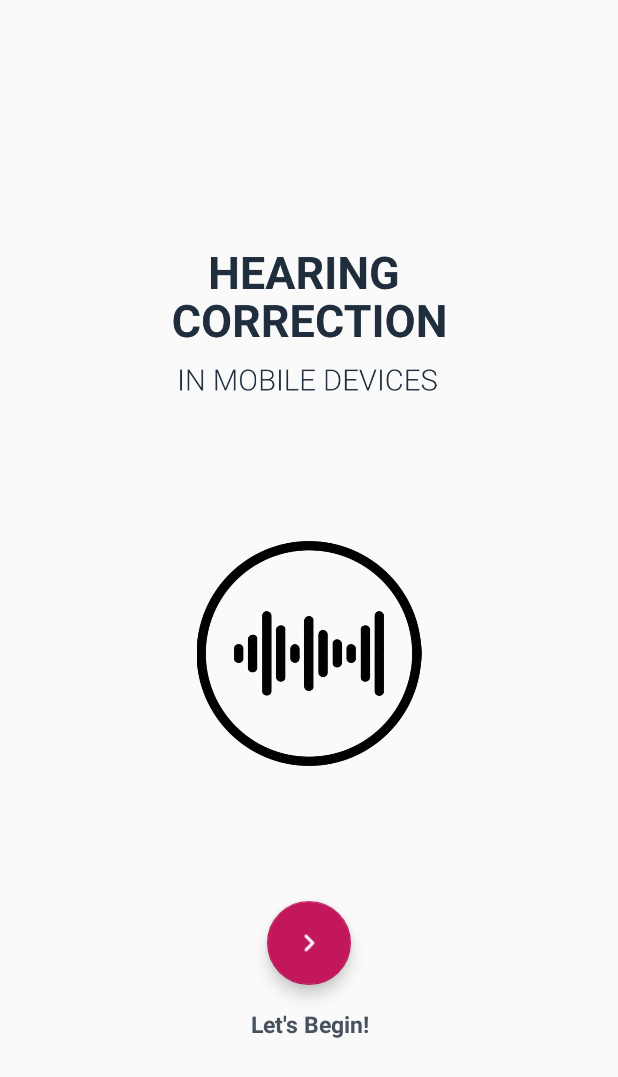
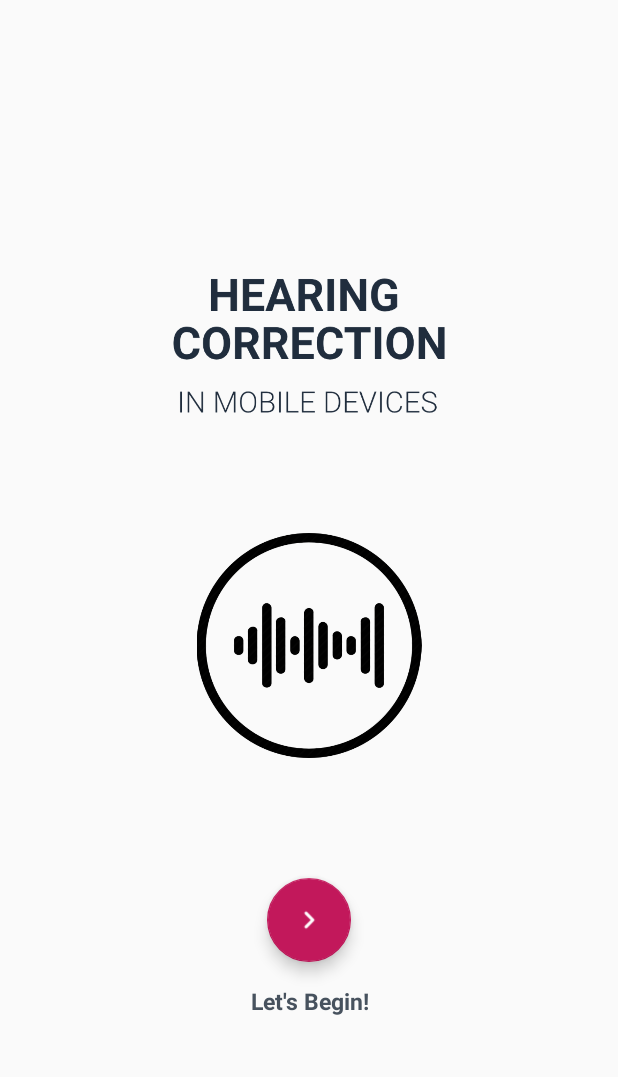
Before and after one commit to parthxparab/HearAssist, an Android app: the layout activity_main.xml on its own in the app's theme, with its tools: preview values and no code run, on a phone screen of 412 x 824 dp. Shown: the top 1077 px of the screen. Run offline under Robolectric (Android 15) with nearby library versions, the light colour scheme and no system bars; Roboto replaces fonts that are not available here.

Commit message:
all front end components completed

```diff
--- a/app/src/main/java/com/example/parthxparab/hearassist/FreqTest.java
+++ b/app/src/main/java/com/example/parthxparab/hearassist/FreqTest.java
@@ -77,7 +77,6 @@ public class FreqTest extends AppCompatActivity {
     TextView tv;
     private int state = 0;
     private boolean heard = false;
-    private boolean back = false;
     private boolean loop = true;
     private ImageView ImageView1, ImageView2, Right, Left;
     private Context context = FreqTest.this;
@@ -110,31 +109,6 @@ public class FreqTest extends AppCompatActivity {
         super.onCreate(savedInstanceState);
         setContentView(R.layout.activity_freq_test);
 
-       /* final Intent intent = getIntent();
-        rootLayout = findViewById(R.id.root_layout);
-
-        if (savedInstanceState == null && Build.VERSION.SDK_INT >= Build.VERSION_CODES.LOLLIPOP &&
-                intent.hasExtra(EXTRA_CIRCULAR_REVEAL_X) &&
-                intent.hasExtra(EXTRA_CIRCULAR_REVEAL_Y)) {
-            rootLayout.setVisibility(View.INVISIBLE);
-
-            revealX = intent.getIntExtra(EXTRA_CIRCULAR_REVEAL_X, 0);
-            revealY = intent.getIntExtra(EXTRA_CIRCULAR_REVEAL_Y, 0);
-
-
-            ViewTreeObserver viewTreeObserver = rootLayout.getViewTreeObserver();
-            if (viewTreeObserver.isAlive()) {
-                viewTreeObserver.addOnGlobalLayoutListener(new ViewTreeObserver.OnGlobalLayoutListener() {
-                    @Override
-                    public void onGlobalLayout() {
-                        revealActivity(revealX, revealY);
-                        rootLayout.getViewTreeObserver().removeOnGlobalLayoutListener(this);
-                    }
-                });
-            }
-        } else {
-            rootLayout.setVisibility(View.VISIBLE);
-        }*/
 
 
 
@@ -150,9 +124,8 @@ public class FreqTest extends AppCompatActivity {
         DynamicToast.Config.getInstance()
                 .setTextTypeface(Typeface.create(
                         Typeface.DEFAULT_BOLD, Typeface.NORMAL)).apply();
-        if(back == false) {
             loadImageOriginal();
-        }
+
 
         informationTextView = findViewById(R.id.idInformation);
 
@@ -161,8 +134,6 @@ public class FreqTest extends AppCompatActivity {
         am.setStreamVolume(AudioManager.STREAM_MUSIC, 9, 0);
 
         runner.execute();
-
-
 
 
 
@@ -316,15 +287,24 @@ public class FreqTest extends AppCompatActivity {
 
     class AsyncTaskRunner extends AsyncTask<Void, Void, Integer> {
 
+
+
         @Override
         protected Integer doInBackground(Void... voids) {
 
             try {
                 Thread.sleep(1000);
+
             } catch (InterruptedException e) {
                 e.printStackTrace();
             }
+
+            if (isCancelled())
+            {
+                System.exit(0);}
+
                 for (int k = 0; k < 2; k++) {
+
 
                     EarImage(k);
                     ear = k;
@@ -433,8 +413,9 @@ public class FreqTest extends AppCompatActivity {
     @Override
     public void onBackPressed() {
 
+        runner.cancel(true);
+
 //        super.onBackPressed();
-        back = true;
         Intent waveIntent = new Intent(FreqTest.this, Select.class);
         waveIntent.setFlags(waveIntent.FLAG_ACTIVITY_CLEAR_TOP);
         startActivity(waveIntent);
@@ -442,4 +423,11 @@ public class FreqTest extends AppCompatActivity {
 
         finish();
     }
+
+    @Override
+    protected void onDestroy() {
+        super.onDestroy();
+        runner.cancel(true);
+
+    }
 }
--- a/app/src/main/java/com/example/parthxparab/hearassist/Select.java
+++ b/app/src/main/java/com/example/parthxparab/hearassist/Select.java
@@ -48,7 +48,7 @@ public class Select extends AppCompatActivity {
         stop.setOnClickListener(new View.OnClickListener() {
             @Override
             public void onClick(View view) {
-                Snackbar.make(view, "Services Stopped Successfully", Snackbar.LENGTH_SHORT)
+                Snackbar.make(view, "Button Functionality pending", Snackbar.LENGTH_SHORT)
                         .setAction("Action", null).show();            }
         });
 
--- a/app/src/main/res/layout/activity_main.xml
+++ b/app/src/main/res/layout/activity_main.xml
@@ -24,7 +24,7 @@
         android:layout_width="wrap_content"
         android:layout_height="150dp"
         android:layout_gravity="center_horizontal"
-        android:layout_marginTop="40dp"
+        android:layout_marginTop="20dp"
         android:gravity="center_horizontal"
         android:src="@drawable/waveaudio"
         android:textAlignment="center" />
@@ -34,7 +34,7 @@
         android:layout_width="wrap_content"
         android:layout_height="wrap_content"
         android:layout_gravity="center"
-        android:layout_marginTop="90dp"
+        android:layout_marginTop="80dp"
         android:src="@drawable/fabicon"
         android:theme="@style/PrimaryButton"
         app:fabSize="normal"
--- a/settings.gradle
+++ b/settings.gradle
@@ -1 +1 @@
-include ':app', ':Revellibrary'
+include ':app'
```
Also changed, not shown: app/src/main/java/com/example/parthxparab/hearassist/BrowseImage.java (+9 -0 lines).
